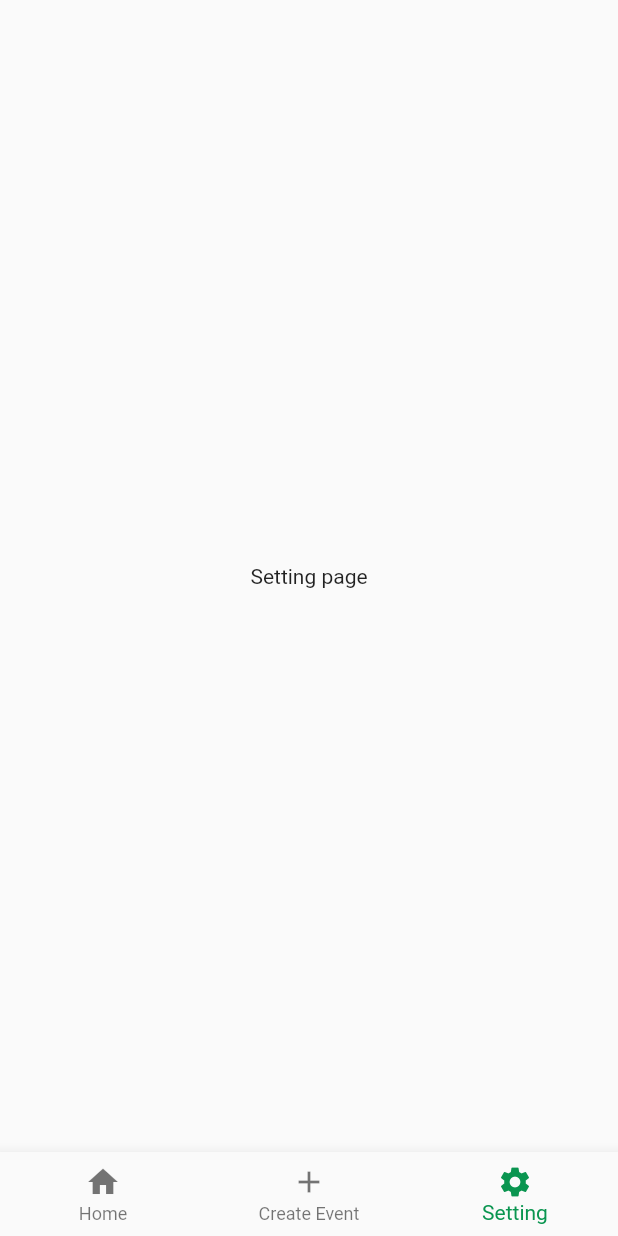
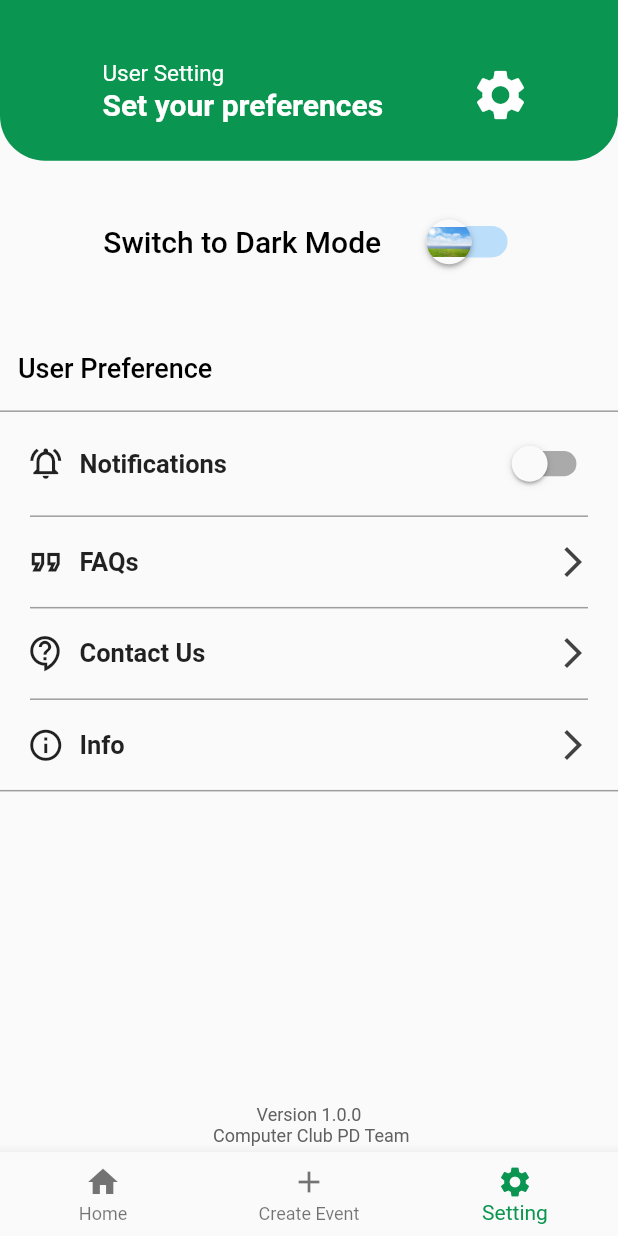
Before and after one commit to KFUPMCC/kfupm_events, a Flutter app: the screen it shows after launch, item 3 of the bottom bar chosen, on a phone screen of 412 x 824 dp. Run offline on Flutter 3.47's test engine with Material 2 defaults, Android fonts, the light colour scheme and no system bars; our stand-ins replace firebase_auth, firebase_core, font_awesome_flutter, go_router; accounts and stored records are empty.

Commit message:
setting_front_done

```diff
--- /dev/null
+++ b/lib/src/features/setting/presentation/contact_us.dart
@@ -0,0 +1,36 @@
+import 'package:flutter/material.dart';
+
+class ContactUs extends StatelessWidget {
+  const ContactUs({super.key});
+
+  @override
+  Widget build(BuildContext context) {
+    return GestureDetector(
+      onTap: () {},
+      child: Padding(
+        padding: const EdgeInsets.symmetric(horizontal: 18, vertical: 10),
+        child: Row(
+          mainAxisAlignment: MainAxisAlignment.spaceBetween,
+          children: [
+            Row(
+              children: const [
+                Icon(Icons.contact_support_outlined, size: 25),
+                SizedBox(
+                  width: 10,
+                ),
+                Text(
+                  'Contact Us',
+                  style: TextStyle(fontWeight: FontWeight.bold, fontSize: 17),
+                )
+              ],
+            ),
+            Icon(
+              Icons.arrow_forward_ios,
+              color: Colors.grey[800],
+            ),
+          ],
+        ),
+      ),
+    );
+  }
+}
--- /dev/null
+++ b/lib/src/features/setting/presentation/dark_mode.dart
@@ -0,0 +1,56 @@
+import 'package:flutter/material.dart';
+
+class DarkMode extends StatefulWidget {
+  const DarkMode({super.key});
+
+  @override
+  State<DarkMode> createState() => _DarkModeState();
+}
+
+class _DarkModeState extends State<DarkMode> {
+  bool isDarkMode = false;
+
+  @override
+  Widget build(BuildContext context) {
+    return Row(
+      mainAxisAlignment: MainAxisAlignment.center,
+      children: [
+        const Text(
+          'Switch to Dark Mode',
+          style: TextStyle(
+            fontSize: 20,
+            fontWeight: FontWeight.w500,
+            color: Colors.black,
+          ),
+        ),
+        const SizedBox(
+          width: 30,
+        ),
+        Transform.scale(
+          scale: 1.5,
+          child: Switch(
+            inactiveThumbImage: const AssetImage('assets/toggle_off.jpg'),
+            activeThumbImage: const AssetImage('assets/toggle_on.jpg'),
+            activeColor: Colors.blue[900],
+            inactiveTrackColor: Colors.blue[100],
+
+            value: isDarkMode,
+            onChanged: (value) {
+              setState(
+                () {
+                  isDarkMode = value;
+
+                  if (isDarkMode) {
+                    // Set your app's theme to dark mode
+                  } else {
+                    // Set your app's theme to light mode
+                  }
+                },
+              );
+            },
+          ),
+        ),
+      ],
+    );
+  }
+}
--- /dev/null
+++ b/lib/src/features/setting/presentation/faq.dart
@@ -0,0 +1,36 @@
+import 'package:flutter/material.dart';
+
+class FAQ extends StatelessWidget {
+  const FAQ({super.key});
+
+  @override
+  Widget build(BuildContext context) {
+    return GestureDetector(
+      onTap: () {},
+      child: Padding(
+        padding: const EdgeInsets.symmetric(horizontal: 18, vertical: 10),
+        child: Row(
+          mainAxisAlignment: MainAxisAlignment.spaceBetween,
+          children: [
+            Row(
+              children: const [
+                Icon(Icons.format_quote_outlined, size: 25),
+                SizedBox(
+                  width: 10,
+                ),
+                Text(
+                  'FAQs',
+                  style: TextStyle(fontWeight: FontWeight.bold, fontSize: 17),
+                )
+              ],
+            ),
+            Icon(
+              Icons.arrow_forward_ios,
+              color: Colors.grey[800],
+            ),
+          ],
+        ),
+      ),
+    );
+  }
+}
--- /dev/null
+++ b/lib/src/features/setting/presentation/info.dart
@@ -0,0 +1,36 @@
+import 'package:flutter/material.dart';
+
+class Info extends StatelessWidget {
+  const Info({super.key});
+
+  @override
+  Widget build(BuildContext context) {
+    return GestureDetector(
+      onTap: () {},
+      child: Padding(
+        padding: const EdgeInsets.symmetric(horizontal: 18, vertical: 10),
+        child: Row(
+          mainAxisAlignment: MainAxisAlignment.spaceBetween,
+          children: [
+            Row(
+              children: const [
+                Icon(Icons.info_outline, size: 25),
+                SizedBox(
+                  width: 10,
+                ),
+                Text(
+                  'Info',
+                  style: TextStyle(fontWeight: FontWeight.bold, fontSize: 17),
+                )
+              ],
+            ),
+            Icon(
+              Icons.arrow_forward_ios,
+              color: Colors.grey[800],
+            ),
+          ],
+        ),
+      ),
+    );
+  }
+}
--- /dev/null
+++ b/lib/src/features/setting/presentation/notifications.dart
@@ -0,0 +1,56 @@
+import 'package:flutter/material.dart';
+import 'package:kfupm_events/src/constants/constants.dart';
+
+class Notifications extends StatefulWidget {
+  const Notifications({super.key});
+
+  @override
+  State<Notifications> createState() => _NotificationsState();
+}
+
+class _NotificationsState extends State<Notifications> {
+  bool notificationState = false;
+  @override
+  Widget build(BuildContext context) {
+    return GestureDetector(
+      onTap: () {},
+      child: Padding(
+        padding: const EdgeInsets.symmetric(horizontal: 18, vertical: 3),
+        child: Row(
+          mainAxisAlignment: MainAxisAlignment.spaceBetween,
+          children: [
+            Row(
+              children: const [
+                Icon(Icons.notifications_active_outlined, size: 25),
+                SizedBox(
+                  width: 10,
+                ),
+                Text(
+                  'Notifications',
+                  style: TextStyle(fontWeight: FontWeight.bold, fontSize: 17),
+                )
+              ],
+            ),
+            Transform.scale(
+              scale: 1.2,
+              child: Switch(
+                  activeColor: kGreenColor,
+                  value: notificationState,
+                  onChanged: (value) {
+                    setState(() {
+                      if (value) {
+                        notificationState = true;
+                        // enable it method v
+                      } else {
+                        notificationState = false;
+                        // disable it method v
+                      }
+                    });
+                  }),
+            )
+          ],
+        ),
+      ),
+    );
+  }
+}
--- /dev/null
+++ b/lib/src/features/setting/presentation/setting_bar.dart
@@ -0,0 +1,71 @@
+import 'package:flutter/material.dart';
+import 'package:kfupm_events/src/constants/constants.dart';
+
+class SettingBar extends StatelessWidget {
+  const SettingBar({
+    super.key,
+    required this.screenHeight,
+  });
+
+  final double screenHeight;
+
+  @override
+  Widget build(BuildContext context) {
+    return Column(
+      children: [
+        Container(
+          width: double.infinity,
+          height: screenHeight * 0.13,
+          decoration: const BoxDecoration(
+            color: kGreenColor,
+            borderRadius: BorderRadius.only(
+              bottomLeft: Radius.circular(30),
+              bottomRight: Radius.circular(30),
+            ),
+          ),
+          child: Padding(
+            padding: const EdgeInsets.only(
+              left: 20,
+              right: 10,
+              bottom: 10,
+              top: 40,
+            ),
+            child: Row(
+              mainAxisAlignment: MainAxisAlignment.spaceEvenly,
+              children: [
+                Column(
+                  crossAxisAlignment: CrossAxisAlignment.start,
+                  children: const [
+                    Text(
+                      'User Setting',
+                      style: TextStyle(
+                        fontSize: 15,
+                        color: Colors.white,
+                      ),
+                    ),
+                    Text(
+                      'Set your preferences',
+                      style: TextStyle(
+                        fontSize: 20,
+                        color: Colors.white,
+                        fontWeight: FontWeight.bold,
+                      ),
+                    ),
+                  ],
+                ),
+                const Padding(
+                  padding: EdgeInsets.only(bottom: 10, left: 10),
+                  child: Icon(
+                    Icons.settings,
+                    color: Colors.white,
+                    size: 40,
+                  ),
+                ),
+              ],
+            ),
+          ),
+        ),
+      ],
+    );
+  }
+}
--- /dev/null
+++ b/lib/src/features/setting/presentation/setting_divider.dart
@@ -0,0 +1,18 @@
+import 'package:flutter/material.dart';
+
+class SettingDivider extends StatelessWidget {
+  const SettingDivider({
+    super.key,
+  });
+
+  @override
+  Widget build(BuildContext context) {
+    return const Padding(
+      padding: EdgeInsets.symmetric(horizontal: 20),
+      child: Divider(
+        color: Colors.grey,
+        thickness: 1,
+      ),
+    );
+  }
+}
--- /dev/null
+++ b/lib/src/features/setting/presentation/setting_menu.dart
@@ -0,0 +1,67 @@
+import 'package:flutter/material.dart';
+import 'package:kfupm_events/src/features/setting/presentation/contact_us.dart';
+import 'package:kfupm_events/src/features/setting/presentation/dark_mode.dart';
+import 'package:kfupm_events/src/features/setting/presentation/faq.dart';
+import 'package:kfupm_events/src/features/setting/presentation/info.dart';
+import 'package:kfupm_events/src/features/setting/presentation/notifications.dart';
+import 'package:kfupm_events/src/features/setting/presentation/setting_divider.dart';
+
+class SettingMenu extends StatelessWidget {
+  const SettingMenu({super.key});
+
+  @override
+  Widget build(BuildContext context) {
+    return SizedBox(
+      width: double.infinity,
+      height: MediaQuery.of(context).size.height -
+          MediaQuery.of(context).size.height * 0.13 -
+          60,
+      child: Column(
+        mainAxisAlignment: MainAxisAlignment.spaceBetween,
+        children: [
+          Column(
+            crossAxisAlignment: CrossAxisAlignment.start,
+            children: const [
+              SizedBox(
+                height: 30,
+              ),
+              DarkMode(),
+              Padding(
+                padding: EdgeInsets.only(left: 12.0, top: 50, bottom: 10),
+                child: Text(
+                  'User Preference',
+                  //textAlign: TextAlign.left,
+                  style: TextStyle(
+                    color: Colors.black,
+                    fontSize: 18,
+                    fontWeight: FontWeight.w500,
+                  ),
+                ),
+              ),
+              Divider(
+                color: Colors.grey,
+                thickness: 1,
+              ),
+              Notifications(),
+              SettingDivider(),
+              FAQ(),
+              SettingDivider(),
+              ContactUs(),
+              SettingDivider(),
+              Info(),
+              Divider(
+                color: Colors.grey,
+                thickness: 1,
+              ),
+            ],
+          ),
+          Text(
+            'Version 1.0.0\n Computer Club PD Team',
+            textAlign: TextAlign.center,
+            style: TextStyle(fontSize: 12, color: Colors.grey[700]),
+          )
+        ],
+      ),
+    );
+  }
+}
--- a/lib/src/features/setting/presentation/setting_page.dart
+++ b/lib/src/features/setting/presentation/setting_page.dart
@@ -1,14 +1,19 @@
 import 'package:flutter/material.dart';
+import 'package:kfupm_events/src/features/setting/presentation/setting_bar.dart';
+import 'package:kfupm_events/src/features/setting/presentation/setting_menu.dart';
 
 class SettingPage extends StatelessWidget {
   const SettingPage({super.key});
 
   @override
   Widget build(BuildContext context) {
-    return Container(
-      child: const Center(
-        child: Text('Setting page'),
-      ),
+    final screenHeight = MediaQuery.of(context).size.height;
+    final screenWidth = MediaQuery.of(context).size.width;
+    return Column(
+      children: [
+        SettingBar(screenHeight: screenHeight),
+        const SettingMenu(),
+      ],
     );
   }
 }
```
Also changed, not shown: assets/toggle_off.jpg (added), assets/toggle_on.jpg (added).
